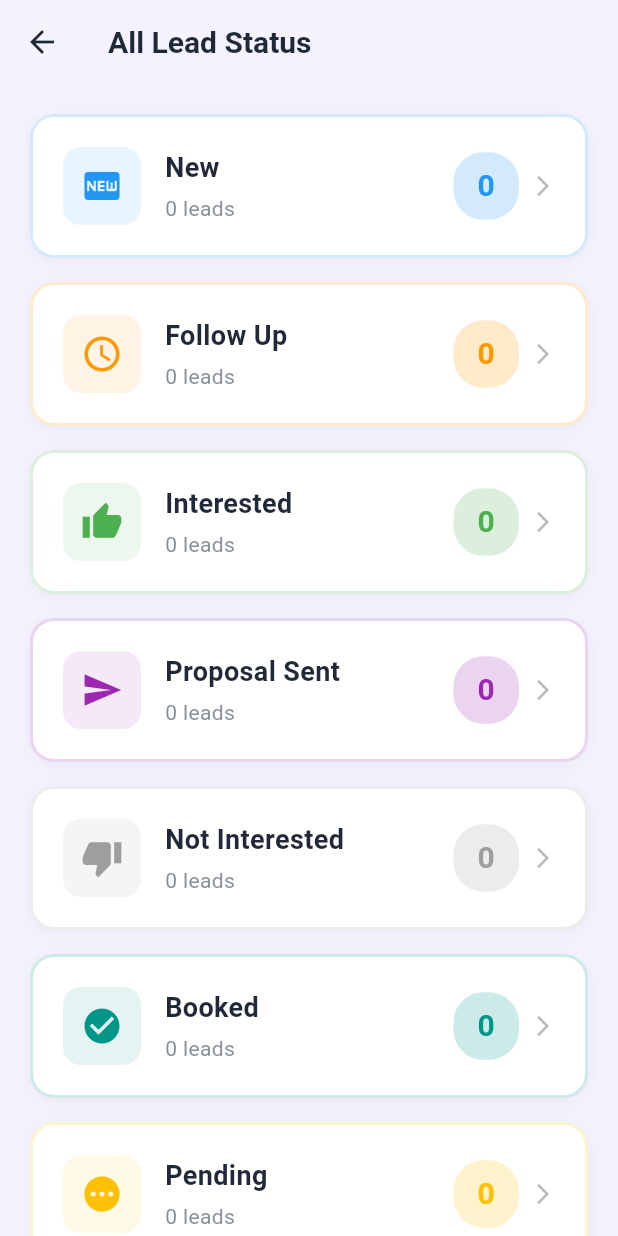
After one commit to SaNu-hIT/travel_crm_mobile, a Flutter app: the AllStatusScreen screen opened by its route, on a phone screen of 412 x 824 dp. The commit adds this screen. Run offline on Flutter 3.47's test engine with Material 3 defaults, Android fonts, the phone set to English and light mode, and no system bars; our stand-ins replace flutter_secure_storage, pull_to_refresh, shared_preferences; accounts and stored records are empty.

Commit message:
Fix UI issues: status scroll, search nav, back gesture, all status page

```diff
--- a/lib/main.dart
+++ b/lib/main.dart
@@ -6,6 +6,7 @@ import 'screens/splash_screen.dart';
 import 'screens/auth/login_screen.dart';
 import 'screens/leads/leads_list_screen.dart';
 import 'screens/leads/lead_detail_screen.dart';
+import 'screens/leads/all_status_screen.dart';
 import 'utils/theme.dart';
 
 void main() {
@@ -31,6 +32,7 @@ class TravelLMSApp extends StatelessWidget {
           '/': (context) => const SplashScreen(),
           '/login': (context) => const LoginScreen(),
           '/leads': (context) => const LeadsListScreen(),
+          '/all-status': (context) => const AllStatusScreen(),
         },
         onGenerateRoute: (settings) {
           // Handle lead detail route with parameter
--- /dev/null
+++ b/lib/screens/leads/all_status_screen.dart
@@ -0,0 +1,175 @@
+import 'package:flutter/material.dart';
+import 'package:provider/provider.dart';
+import '../../providers/lead_provider.dart';
+import '../../utils/constants.dart';
+
+class AllStatusScreen extends StatelessWidget {
+  const AllStatusScreen({super.key});
+
+  @override
+  Widget build(BuildContext context) {
+    final leadProvider = Provider.of<LeadProvider>(context);
+    final statusCounts = _getStatusCounts(leadProvider);
+
+    return Scaffold(
+      backgroundColor: AppColors.background,
+      appBar: AppBar(
+        backgroundColor: AppColors.background,
+        elevation: 0,
+        leading: IconButton(
+          icon: const Icon(Icons.arrow_back, color: AppColors.textPrimary),
+          onPressed: () => Navigator.pop(context),
+        ),
+        title: const Text(
+          'All Lead Status',
+          style: TextStyle(color: AppColors.textPrimary),
+        ),
+      ),
+      body: ListView(
+        padding: const EdgeInsets.all(20),
+        children: LeadStatus.values.map((status) {
+          final count = statusCounts[status] ?? 0;
+          return _buildStatusCard(context, status, count, leadProvider);
+        }).toList(),
+      ),
+    );
+  }
+
+  Map<LeadStatus, int> _getStatusCounts(LeadProvider leadProvider) {
+    final counts = <LeadStatus, int>{};
+    for (var status in LeadStatus.values) {
+      counts[status] = leadProvider.leads
+          .where((lead) => lead.status == status)
+          .length;
+    }
+    return counts;
+  }
+
+  Widget _buildStatusCard(
+    BuildContext context,
+    LeadStatus status,
+    int count,
+    LeadProvider leadProvider,
+  ) {
+    return GestureDetector(
+      onTap: () {
+        leadProvider.setStatusFilter(status);
+        Navigator.pop(context);
+      },
+      child: Container(
+        margin: const EdgeInsets.only(bottom: 16),
+        padding: const EdgeInsets.all(20),
+        decoration: BoxDecoration(
+          color: Colors.white,
+          borderRadius: BorderRadius.circular(16),
+          border: Border.all(
+            color: status.color.withOpacity(0.2),
+            width: 2,
+          ),
+          boxShadow: [
+            BoxShadow(
+              color: Colors.black.withOpacity(0.05),
+              blurRadius: 10,
+              offset: const Offset(0, 2),
+            ),
+          ],
+        ),
+        child: Row(
+          children: [
+            // Icon
+            Container(
+              padding: const EdgeInsets.all(12),
+              decoration: BoxDecoration(
+                color: status.color.withOpacity(0.1),
+                borderRadius: BorderRadius.circular(12),
+              ),
+              child: Icon(
+                _getStatusIcon(status),
+                color: status.color,
+                size: 28,
+              ),
+            ),
+            const SizedBox(width: 16),
+
+            // Status Info
+            Expanded(
+              child: Column(
+                crossAxisAlignment: CrossAxisAlignment.start,
+                children: [
+                  Text(
+                    status.displayName,
+                    style: const TextStyle(
+                      fontSize: 18,
+                      fontWeight: FontWeight.w600,
+                      color: AppColors.textPrimary,
+                    ),
+                  ),
+                  const SizedBox(height: 4),
+                  Text(
+                    '$count ${count == 1 ? 'lead' : 'leads'}',
+                    style: TextStyle(
+                      fontSize: 14,
+                      color: AppColors.textSecondary.withOpacity(0.8),
+                    ),
+                  ),
+                ],
+              ),
+            ),
+
+            // Count Badge
+            Container(
+              padding: const EdgeInsets.symmetric(
+                horizontal: 16,
+                vertical: 8,
+              ),
+              decoration: BoxDecoration(
+                color: status.color.withOpacity(0.2),
+                borderRadius: BorderRadius.circular(20),
+              ),
+              child: Text(
+                count.toString(),
+                style: TextStyle(
+                  fontSize: 20,
+                  fontWeight: FontWeight.bold,
+                  color: status.color,
+                ),
+              ),
+            ),
+
+            const SizedBox(width: 8),
+            Icon(
+              Icons.arrow_forward_ios,
+              size: 16,
+              color: AppColors.textSecondary.withOpacity(0.5),
+            ),
+          ],
+        ),
+      ),
+    );
+  }
+
+  IconData _getStatusIcon(LeadStatus status) {
+    switch (status) {
+      case LeadStatus.NEW:
+        return Icons.fiber_new;
+      case LeadStatus.FOLLOWUP:
+        return Icons.schedule;
+      case LeadStatus.INTERESTED:
+        return Icons.thumb_up;
+      case LeadStatus.PROPOSAL_SENT:
+        return Icons.send;
+      case LeadStatus.NOT_INTERESTED:
+        return Icons.thumb_down;
+      case LeadStatus.BOOKED:
+        return Icons.check_circle;
+      case LeadStatus.PENDING:
+        return Icons.pending;
+      case LeadStatus.CANCELLED:
+        return Icons.cancel;
+      case LeadStatus.CLOSED_WON:
+        return Icons.emoji_events;
+      case LeadStatus.CLOSED_LOST:
+        return Icons.close;
+    }
+  }
+}
--- a/lib/screens/leads/lead_detail_screen.dart
+++ b/lib/screens/leads/lead_detail_screen.dart
@@ -557,12 +557,16 @@ class _LeadDetailScreenState extends State<LeadDetailScreen> {
     showModalBottomSheet(
       context: context,
       backgroundColor: Colors.transparent,
+      isScrollControlled: true,
       builder: (context) => Container(
         decoration: const BoxDecoration(
           color: Colors.white,
           borderRadius: BorderRadius.vertical(top: Radius.circular(20)),
         ),
         padding: const EdgeInsets.all(20),
+        constraints: BoxConstraints(
+          maxHeight: MediaQuery.of(context).size.height * 0.7,
+        ),
         child: Column(
           mainAxisSize: MainAxisSize.min,
           crossAxisAlignment: CrossAxisAlignment.start,
@@ -576,7 +580,10 @@ class _LeadDetailScreenState extends State<LeadDetailScreen> {
               ),
             ),
             const SizedBox(height: 20),
-            ...LeadStatus.values.map((status) {
+            Flexible(
+              child: SingleChildScrollView(
+                child: Column(
+                  children: LeadStatus.values.map((status) {
                     final isSelected = status == lead.status;
                     return GestureDetector(
                       onTap: () {
@@ -639,8 +646,10 @@ class _LeadDetailScreenState extends State<LeadDetailScreen> {
                         ),
                       ),
                     );
-            }),
-            const SizedBox(height: 20),
+                  }).toList(),
+                ),
+              ),
+            ),
           ],
         ),
       ),
--- a/lib/screens/leads/leads_list_screen.dart
+++ b/lib/screens/leads/leads_list_screen.dart
@@ -83,8 +83,7 @@ class _LeadsListScreenState extends State<LeadsListScreen> {
   }
 
   void _handleViewAllStatus() {
-    // Show all status cards - could navigate to a full status grid view
-    // For now, just scroll to status section
+    Navigator.of(context).pushNamed('/all-status');
   }
 
   Map<LeadStatus, int> _getStatusCounts(LeadProvider leadProvider) {
@@ -123,11 +122,20 @@ class _LeadsListScreenState extends State<LeadsListScreen> {
     final authProvider = Provider.of<AuthProvider>(context);
     final leadProvider = Provider.of<LeadProvider>(context);
 
-    return Scaffold(
+    return WillPopScope(
+      onWillPop: () async {
+        if (!_showingGrid) {
+          _handleBackToGrid();
+          return false;
+        }
+        return true;
+      },
+      child: Scaffold(
         backgroundColor: AppColors.background,
         body: _showingGrid
             ? _buildDashboard(authProvider, leadProvider)
             : _buildLeadsList(leadProvider),
+      ),
     );
   }
 
@@ -227,7 +235,13 @@ class _LeadsListScreenState extends State<LeadsListScreen> {
                       const SizedBox(height: 20),
 
                       // Search Bar
-                      Container(
+                      GestureDetector(
+                        onTap: () {
+                          setState(() {
+                            _showingGrid = false;
+                          });
+                        },
+                        child: Container(
                           decoration: BoxDecoration(
                             color: Colors.white,
                             borderRadius: BorderRadius.circular(12),
@@ -239,8 +253,9 @@ class _LeadsListScreenState extends State<LeadsListScreen> {
                               ),
                             ],
                           ),
+                          child: AbsorbPointer(
                             child: TextField(
-                          controller: _searchController,
+                              enabled: false,
                               decoration: InputDecoration(
                                 hintText: 'Search leads...',
                                 hintStyle: TextStyle(
@@ -251,6 +266,8 @@ class _LeadsListScreenState extends State<LeadsListScreen> {
                                 contentPadding: const EdgeInsets.symmetric(
                                   horizontal: 16,
                                   vertical: 14,
+                                ),
+                              ),
                             ),
                           ),
                         ),
```
Lines whose indentation alone changed are shown as unchanged.
